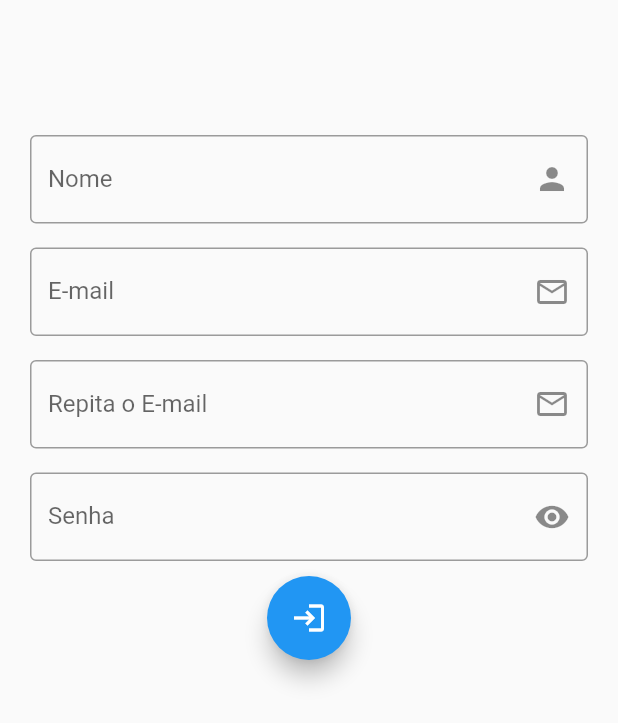
After one commit to adrielrosanelli/flutter, a Flutter app: the screen it shows after launch, after a tap on "Cadastrar-se", on a phone screen of 412 x 824 dp. The commit adds this screen. Shown: the top 723 px of the screen. Run offline on Flutter 3.47's test engine with Material 2 defaults, Android fonts, the phone set to English and light mode, and no system bars; our stand-ins replace auto_size_text, firebase_messaging, image_picker; missing offline and left inert: qr_code_scanner; accounts and stored records are empty; network calls fail.

Commit message:
Show Password, Validação de e-mail, Cadastro
O icone dentro do input de senha agora é um botão, o e-mail tem uma validação a mais e foi criado uma pagina de cadastro de usuario

```diff
--- a/logica/lib/component/entradaDados.dart
+++ b/logica/lib/component/entradaDados.dart
@@ -1,8 +1,7 @@
 import 'package:flutter/material.dart';
 import 'package:flutter/services.dart';
 import 'package:logica/screen/boasVindas.dart';
-
-
+import 'package:logica/screen/cadastroUsuario.dart';
 
 class EntradaDados extends StatefulWidget {
   @override
@@ -12,6 +11,7 @@ class EntradaDados extends StatefulWidget {
 class _EntradaDadosState extends State<EntradaDados> {
   final formkey = GlobalKey<FormState>();
   String _nome = '', _sobrenome = '';
+  var _obscureText = true;
 
   void _submit() {
     formkey.currentState.save();
@@ -22,7 +22,6 @@ class _EntradaDadosState extends State<EntradaDados> {
 
   @override
   Widget build(BuildContext context) {
-
     return Material(
         child: Form(
             key: formkey,
@@ -33,7 +32,6 @@ class _EntradaDadosState extends State<EntradaDados> {
                     'lib/assets/flutter.png',
                     scale: 10,
                   ),
-
                   Padding(
                     padding: const EdgeInsets.only(bottom: 15),
                     child: Text('Efetue o Login',
@@ -41,7 +39,6 @@ class _EntradaDadosState extends State<EntradaDados> {
                           fontSize: 30,
                         )),
                   ),
-
                   Padding(
                     padding: const EdgeInsets.fromLTRB(20, 0, 20, 10),
                     child: TextFormField(
@@ -55,22 +52,35 @@ class _EntradaDadosState extends State<EntradaDados> {
                         validator: (value) {
                           if (value.isEmpty) {
                             return 'Digite um e-mail válido';
+                          } else if (value.length < 3) {
+                            return 'Deve conter mais de 2 letras';
                           }
                           return null;
                         },
                         textInputAction: TextInputAction.next,
-                      onSaved: (input) => _nome = input,
-                    ),
+                        onSaved: (input) {
+                          _nome = input;
+                        }),
                   ),
                   Padding(
-                    padding: const EdgeInsets.fromLTRB(20, 0, 20, 10),
+                    padding: EdgeInsets.fromLTRB(20, 0, 20, 10),
                     child: TextFormField(
-                      obscureText: true,
+                      obscureText: _obscureText,
                       decoration: InputDecoration(
                         labelText: 'Senha',
                         hintText: 'Digite uma senha forte',
                         border: OutlineInputBorder(),
-                        suffixIcon: Icon(Icons.person),
+                        suffixIcon: GestureDetector(
+                            onTap: () {
+                              setState(() {
+                                _obscureText = !_obscureText;
+                              });
+                            },
+                            child: Icon(
+                              _obscureText == false
+                                  ? Icons.visibility_off
+                                  : Icons.visibility,
+                            )),
                       ),
                       validator: (value) {
                         if (value.isEmpty) {
@@ -86,12 +96,29 @@ class _EntradaDadosState extends State<EntradaDados> {
                       onSaved: (input) => _sobrenome = input,
                     ),
                   ),
-                  FloatingActionButton(onPressed: (
-
-                  ){
+                  Row(
+                    children: [
+                      Padding(
+                        padding: const EdgeInsets.only(left: 20),
+                        child: RaisedButton(
+                          onPressed: () {
+                            Navigator.push(
+                                context,
+                                MaterialPageRoute(
+                                    builder: (context) => CadastroUsuario()));
+                          },
+                          color: Colors.blue,
+                          child: Text('Cadastrar-se', style: TextStyle(color: Colors.white),),
+                        ),
+                      )
+                    ],
+                  ),
+                  FloatingActionButton(
+                      onPressed: () {
                         if (formkey.currentState.validate()) {
                           _submit();
-                          }},
+                        }
+                      },
                       child: Icon(Icons.login))
                 ])));
   }
--- a/logica/lib/main.dart
+++ b/logica/lib/main.dart
@@ -1,6 +1,6 @@
 import 'package:flutter/material.dart';
 import 'package:logica/component/appController.dart';
-import 'package:logica/component/imagem.dart';
+import 'package:logica/screen/cadastroUsuario.dart';
 import './screen/tela.dart';
 void main() {
   WidgetsFlutterBinding.ensureInitialized();
--- a/logica/lib/screen/boasVindas.dart
+++ b/logica/lib/screen/boasVindas.dart
@@ -56,10 +56,7 @@ class _BoasVindasState extends State<BoasVindas> {
       print('Ao lançar $message');
       setState(() => _message = message['notification']['body']);
       return;
-    },onBackgroundMessage: (Map<String, dynamic> message)async{
-      print('pelas costas $message');
-    }
-    );
+    },);
   }
 
   // Permite a leitura de URL
--- /dev/null
+++ b/logica/lib/screen/cadastroUsuario.dart
@@ -0,0 +1,149 @@
+import 'package:flutter/material.dart';
+import 'package:logica/screen/tela.dart';
+import 'package:flutter/services.dart';
+
+class CadastroUsuario extends StatefulWidget {
+
+  @override
+  _CadastroUsuarioState createState() => _CadastroUsuarioState();
+}
+
+class _CadastroUsuarioState extends State<CadastroUsuario> {
+  final formkey = GlobalKey<FormState>();
+
+  String _nome ='', _email = '',_senha ='', _email2 ='';
+
+  var _obscureText = true;
+
+    void _submit() {
+    formkey.currentState.save();
+    Navigator.pushReplacement(context,
+        MaterialPageRoute(builder: (context) => Apresentacao()));
+    // Navigator.of(context).pushNamed('/home');
+  }
+
+  @override
+  Widget build(BuildContext context) {
+    return Material(
+      child: ListView(
+              children: [
+          Form(
+            key:formkey,
+            child: Column(
+          mainAxisAlignment: MainAxisAlignment.center,
+          children: [
+            Padding(
+              padding: EdgeInsets.fromLTRB(20,90,20,8),
+              child: TextFormField(
+                decoration: InputDecoration(
+                  labelText: 'Nome',
+                  hintText: 'Qual seu nome?',
+                  border: OutlineInputBorder(),
+                  suffixIcon: Icon(Icons.person)
+                ),
+                validator: (value){
+                  if(value.isEmpty){
+                    return 'Digite um e-mail válido';
+                  } else if (value.length < 3){
+                    return 'Deve Conter mais de 2 letras';
+                  }
+                  return null;
+                },
+                textInputAction: TextInputAction.next,
+                onSaved:(input)=> _nome = input
+              ),
+            ),
+            Padding(
+              padding: const EdgeInsets.fromLTRB(20, 8, 20, 8),
+              child: TextFormField(
+                keyboardType: TextInputType.emailAddress,
+                decoration: InputDecoration(
+                labelText: 'E-mail',
+                hintText: 'Digite seu E-mail',
+                border: OutlineInputBorder(),
+                suffixIcon: Icon(Icons.mail_outline)
+              ),
+              validator: (value){
+                if(value.isEmpty){
+                  return 'Digite Seu email';
+                }else if (value.length < 10){
+                  return 'Digite um e-mail válido';
+                }
+                return null;
+              },
+              onChanged:(input){
+                setState(() {
+              _email = input;
+
+                });
+              } ,
+              textInputAction:TextInputAction.next,
+              ),
+            ),
+            Padding(
+              padding: const EdgeInsets.fromLTRB(20, 8, 20, 8),
+              child: TextFormField(
+                keyboardType: TextInputType.emailAddress,
+                decoration: InputDecoration(
+                  labelText: 'Repita o E-mail',
+                  hintText: 'Digite o mesmo e-mail digitado acima',
+                  border: OutlineInputBorder(),
+                  suffixIcon: Icon(Icons.mail_outline)
+              ),
+              validator: (value){
+                if(value != _email){
+                  return 'Certifique-se de que digitou o E-mail corretamente';
+                }
+                return null;
+              },
+              textInputAction: TextInputAction.next,
+              ),
+            ),
+            Padding(
+                    padding: EdgeInsets.fromLTRB(20, 8, 20, 10),
+                    child: TextFormField(
+                      obscureText: _obscureText,
+                      decoration: InputDecoration(
+                        labelText: 'Senha',
+                        hintText: 'Digite uma senha forte',
+                        border: OutlineInputBorder(),
+                        suffixIcon: GestureDetector(
+                            onTap: () {
+                              setState(() {
+                                _obscureText = !_obscureText;
+                              });
+                            },
+                            child: Icon(
+                              _obscureText == false
+                                  ? Icons.visibility_off
+                                  : Icons.visibility,
+                            )),
+                      ),
+                      validator: (value) {
+                        if (value.isEmpty) {
+                          return 'Digite uma senha válida';
+                        }
+                        return null;
+                      },
+                      onFieldSubmitted: (v) {
+                        if (formkey.currentState.validate()) {
+                          _submit();
+                        }
+                      },
+                      onSaved: (input) => _senha = input,
+                    ),
+                  ),
+                    FloatingActionButton(
+                      onPressed: () {
+                        if (formkey.currentState.validate()) {
+                          _submit();
+                        }
+                      },
+                      child: Icon(Icons.login))
+
+          ],
+        )),
+      ]),
+    );
+  }
+}
--- a/logica/pubspec.yaml
+++ b/logica/pubspec.yaml
@@ -21,6 +21,7 @@ environment:
   sdk: ">=2.7.0 <3.0.0"
 
 dependencies:
+  email_validator:
   firebase_messaging:
   image_picker: ^0.6.7+12
   qr_code_scanner:
```
Also changed, not shown: logica/lib/component/imagem.dart (deleted, +0 -78 lines), logica/pubspec.lock, 1 other file. Lines whose indentation alone changed are shown as unchanged.
